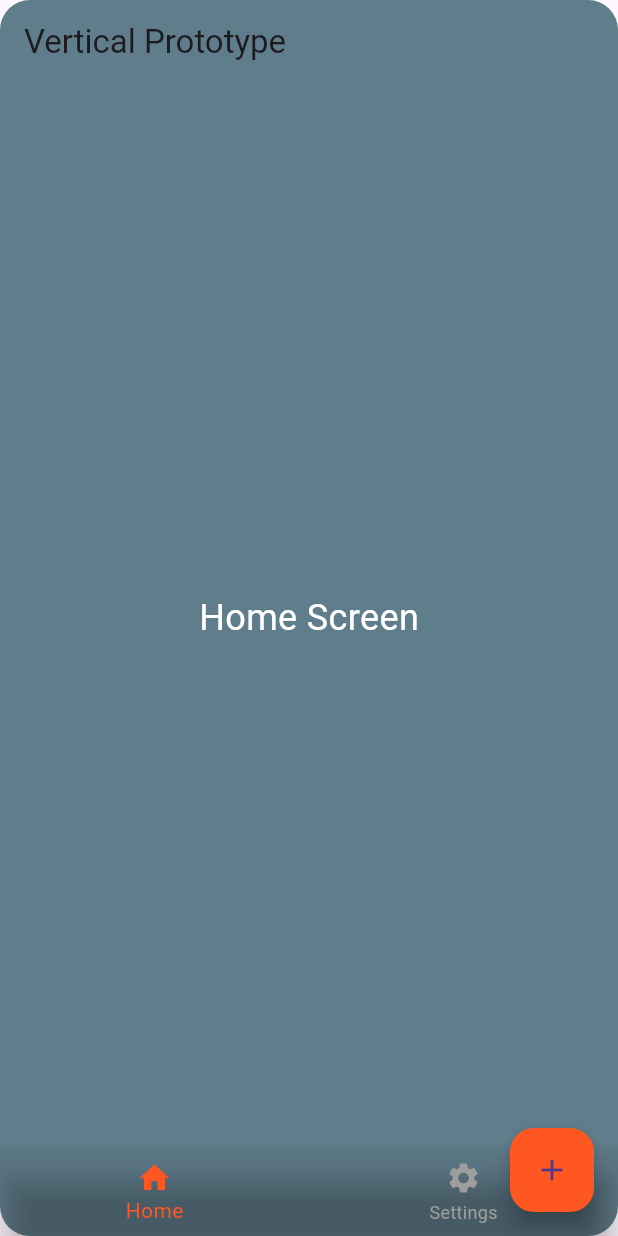
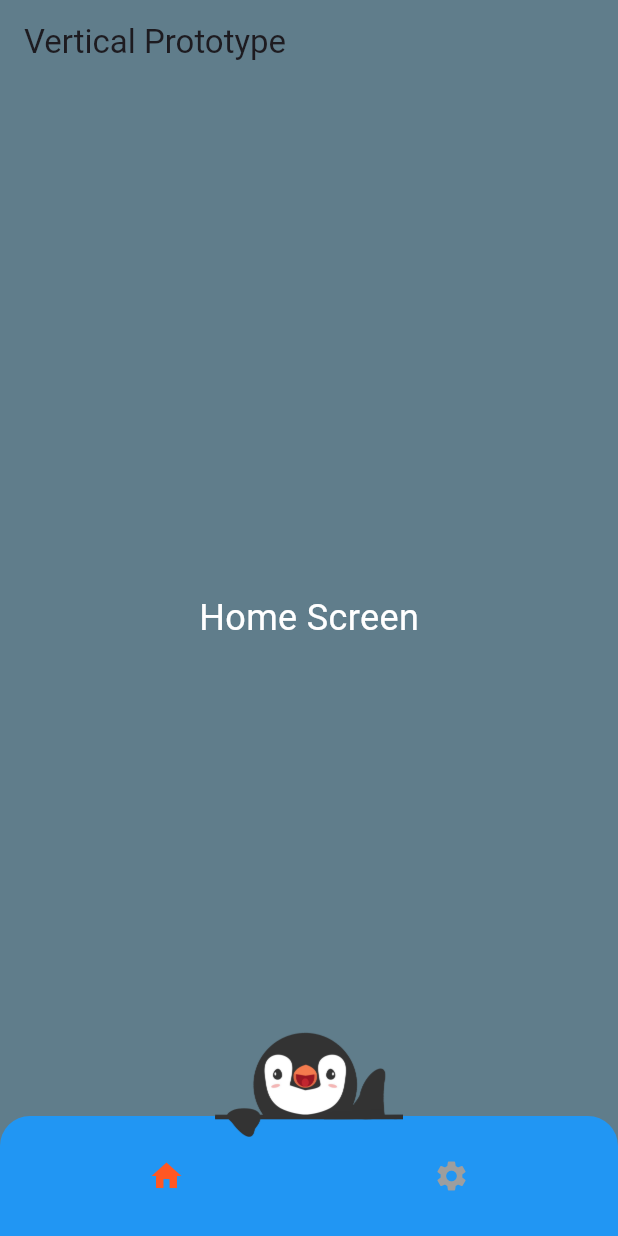
Before and after one commit to YZ1GO/L.EIC017_ES_PRJ, a Flutter app: the screen it shows after launch, on a phone screen of 412 x 824 dp. Run offline on Flutter 3.47's test engine with Material 3 defaults, Android fonts, the phone set to English and light mode, and no system bars.

Commit message:
added the pingu logo button

```diff
--- a/app/lib/navigation_menu.dart
+++ b/app/lib/navigation_menu.dart
@@ -46,51 +46,65 @@ class NavigationMenuState extends State<NavigationMenu> {
   @override
   Widget build(BuildContext context) {
     return Scaffold(
-      extendBodyBehindAppBar: true, // Extend body behind app bar
+      extendBodyBehindAppBar: true,
+      extendBody: true,
       appBar: AppBar(
         title: const Text('Vertical Prototype'),
         elevation: 0,
-        backgroundColor: Colors.transparent, // Set app bar background color as transparent
+        backgroundColor: Colors.transparent,
       ),
-      body: Stack(
+      body: IndexedStack(
+        index: selectedIndex,
+        children: screens,
+      ),
+      floatingActionButton: Stack( // Wrap the Positioned widget with a Stack
         children: [
-          IndexedStack(
-            index: selectedIndex,
-            children: screens,
-          ),
           Positioned(
-            bottom: 0,
-            left: 0,
-            right: 0,
-            child: Material(
-              color: Colors.transparent, // Set background color of bottom navigation bar as transparent
-              child: BottomNavigationBar(
-                items: const <BottomNavigationBarItem>[
-                  BottomNavigationBarItem(
-                    icon: Icon(Icons.home),
-                    label: 'Home',
-                  ),
-                  BottomNavigationBarItem(
-                    icon: Icon(Icons.settings),
-                    label: 'Settings',
-                  ),
-                ],
-                currentIndex: selectedIndex,
-                onTap: onItemTapped,
-                selectedItemColor: Colors.deepOrange, // Set selected item color
-                unselectedItemColor: Colors.grey, // Set unselected item color
-                backgroundColor: Colors.transparent, // Set bottom navigation bar background color as transparent
+            bottom: kBottomNavigationBarHeight + 10,
+            left: (MediaQuery.of(context).size.width - 125) / 2,
+            child: RawMaterialButton(
+              onPressed: () {
+                showPopup(context);
+              },
+              elevation: 0,
+              fillColor: Colors.transparent,
+              child: Image.asset(
+                'assets/pingu_transparent.png',
+                width: 125, // Adjust width as needed
+                height: 125, // Adjust height as needed
               ),
             ),
           ),
         ],
       ),
-      floatingActionButton: FloatingActionButton(
-        onPressed: () {
-          showPopup(context);
-        },
-        backgroundColor: Colors.deepOrange,
-        child: const Icon(Icons.add),
+      floatingActionButtonLocation: FloatingActionButtonLocation.centerDocked,
+      bottomNavigationBar: Container(
+        decoration: const BoxDecoration(
+          color: Colors.blue, // Set the background color
+          borderRadius: BorderRadius.only(
+            topLeft: Radius.circular(20), // Adjust the radius as needed
+            topRight: Radius.circular(20), // Adjust the radius as needed
+          ),
+        ),
+        child: BottomAppBar(
+          elevation: 0,
+          color: Colors.transparent,
+          child: Row(
+            mainAxisAlignment: MainAxisAlignment.spaceAround,
+            children: [
+              IconButton(
+                icon: Icon(Icons.home),
+                onPressed: () => onItemTapped(0),
+                color: selectedIndex == 0 ? Colors.deepOrange : Colors.grey,
+              ),
+              IconButton(
+                icon: Icon(Icons.settings),
+                onPressed: () => onItemTapped(1),
+                color: selectedIndex == 1 ? Colors.deepOrange : Colors.grey,
+              ),
+            ],
+          ),
+        ),
       ),
     );
   }
--- a/app/lib/screens/home_screen.dart
+++ b/app/lib/screens/home_screen.dart
@@ -15,7 +15,7 @@ class HomeScreen extends StatelessWidget {
             height: double.infinity,
             decoration: BoxDecoration(
               color: Colors.blueGrey, // Background color of the shape
-              borderRadius: BorderRadius.circular(20), // Border radius of the shape
+              borderRadius: BorderRadius.circular(0), // Border radius of the shape
             ),
           ),
           // Content
--- a/app/pubspec.yaml
+++ b/app/pubspec.yaml
@@ -59,9 +59,8 @@ flutter:
   uses-material-design: true
 
   # To add assets to your application, add an assets section, like this:
-  # assets:
-  #   - images/a_dot_burr.jpeg
-  #   - images/a_dot_ham.jpeg
+  assets:
+    - assets/pingu_transparent.png
 
   # An image asset can refer to one or more resolution-specific "variants", see
   # https://flutter.dev/assets-and-images/#resolution-aware
```
Also changed, not shown: app/assets/pingu_transparent.png (added).
